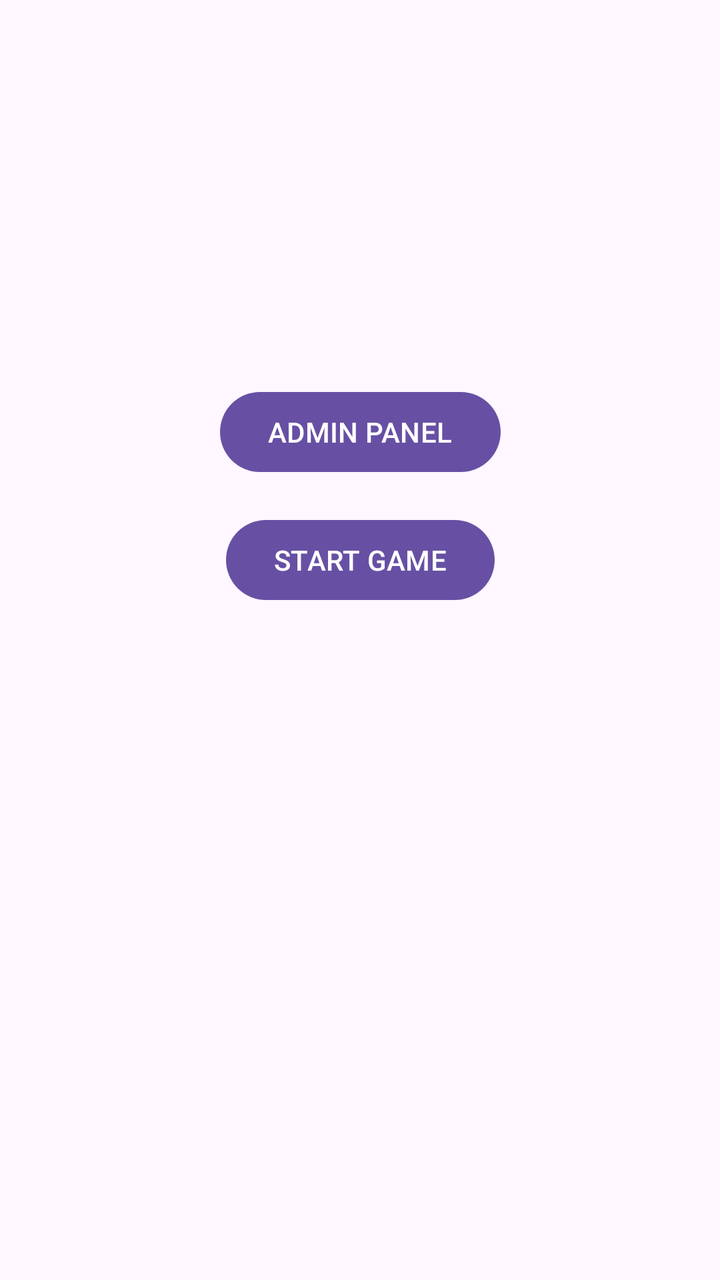
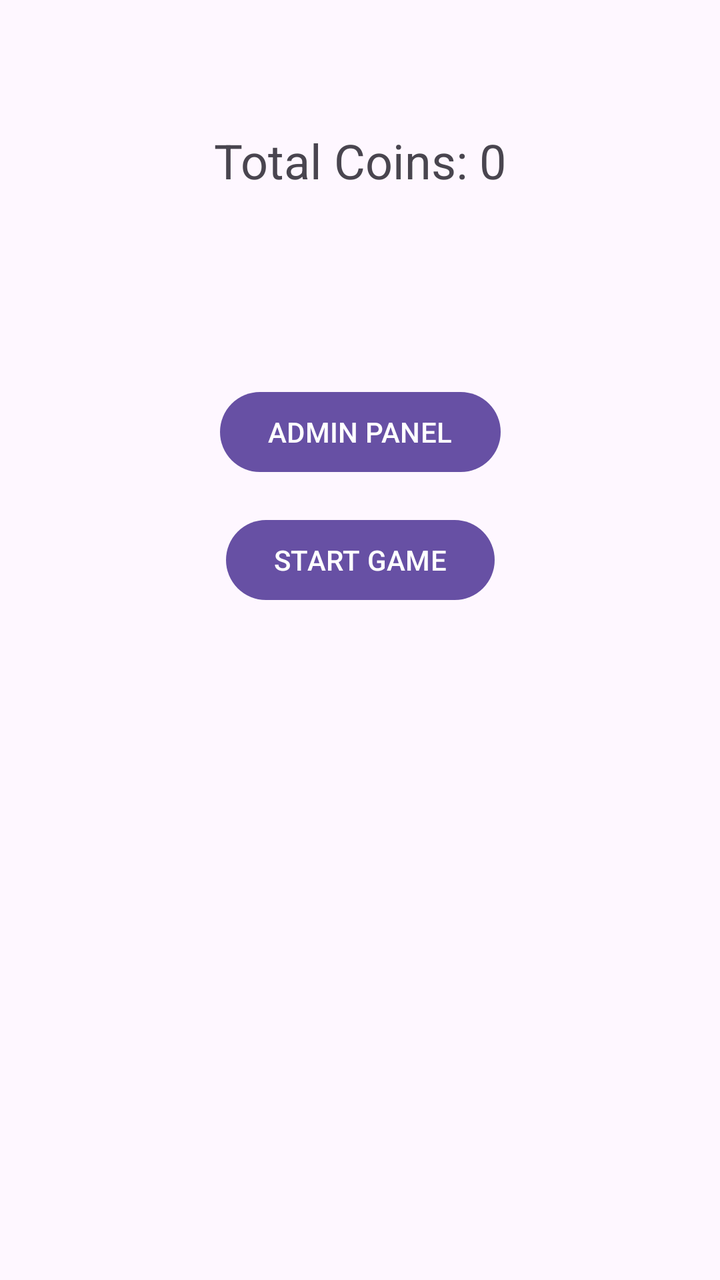

The first picture is an Android layout as it rendered before a commit; the second is the same layout after the commit. The layout source and the unified diff follow.
<!-- AndroidManifest.xml: application theme Theme.OstaniBeden -->
<!-- res/layout/activity_main.xml -->
<?xml version="1.0" encoding="utf-8"?>
<androidx.constraintlayout.widget.ConstraintLayout xmlns:android="http://schemas.android.com/apk/res/android"
    xmlns:app="http://schemas.android.com/apk/res-auto"
    xmlns:tools="http://schemas.android.com/tools"
    android:id="@+id/main"
    android:layout_width="match_parent"
    android:layout_height="match_parent"
    tools:context=".MainActivity">

    <Button
        android:id="@+id/btnAdminPanel"
        android:layout_width="wrap_content"
        android:layout_height="wrap_content"
        android:layout_marginTop="192dp"
        android:text="ADMIN PANEL"
        app:layout_constraintEnd_toEndOf="parent"
        app:layout_constraintStart_toStartOf="parent"
        app:layout_constraintTop_toTopOf="parent" />

    <Button
        android:id="@+id/btnStartGame"
        android:layout_width="wrap_content"
        android:layout_height="wrap_content"
        android:text="START GAME"
        app:layout_constraintTop_toBottomOf="@id/btnAdminPanel"
        app:layout_constraintStart_toStartOf="parent"
        app:layout_constraintEnd_toEndOf="parent"
        android:layout_marginTop="16dp"/>

</androidx.constraintlayout.widget.ConstraintLayout>
<!-- resources referenced by this layout -->
<resources>
  <style name="Theme.OstaniBeden" parent="Base.Theme.OstaniBeden" />
  <style name="Base.Theme.OstaniBeden" parent="Theme.Material3.DayNight.NoActionBar">
          
          
      </style>
</resources>

<!-- the commit's change to res/layout/activity_main.xml (unified diff, before → after) -->
@@ -6,6 +6,17 @@
     android:layout_width="match_parent"
     android:layout_height="match_parent"
     tools:context=".MainActivity">
+
+    <TextView
+        android:id="@+id/tvTotalCoins"
+        android:layout_width="wrap_content"
+        android:layout_height="wrap_content"
+        android:text="Total Coins: 0"
+        android:textSize="24sp"
+        app:layout_constraintTop_toTopOf="parent"
+        app:layout_constraintStart_toStartOf="parent"
+        app:layout_constraintEnd_toEndOf="parent"
+        android:layout_marginTop="64dp"/>
 
     <Button
         android:id="@+id/btnAdminPanel"
